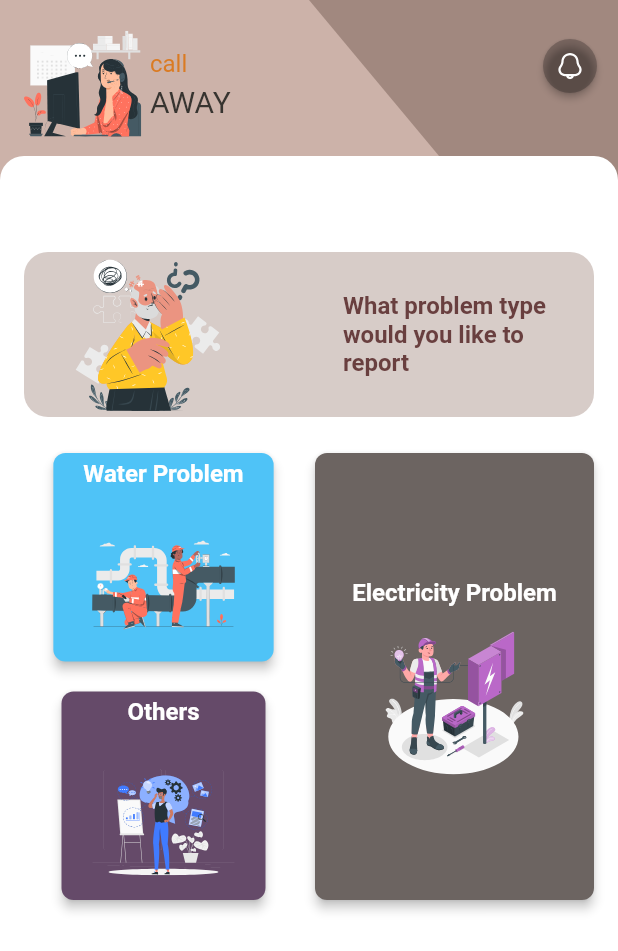
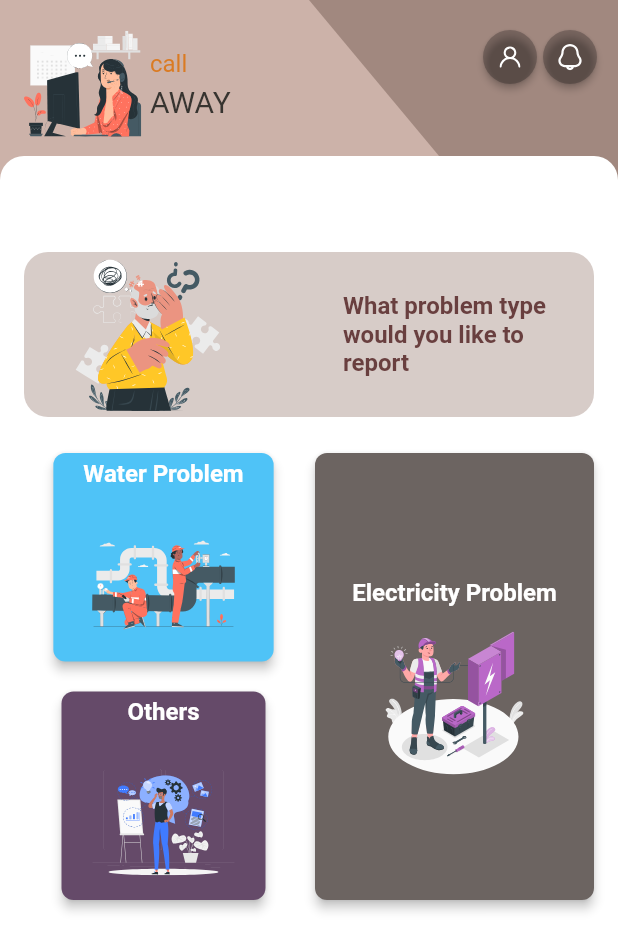
Before and after one commit to SelaseKay/call-away, a Flutter app: the screen it shows after launch, on a phone screen of 412 x 824 dp. Shown: the top 951 px of the screen. Run offline on Flutter 3.47's test engine with Material 2 defaults, Android fonts, the phone set to English and light mode, and no system bars; our stand-ins replace flutter_svg, google_fonts; Roboto replaces fonts that are missing (MochiyPopPOne, MochiyPopPone).

Commit message:
added profile icon

```diff
--- a/lib/main.dart
+++ b/lib/main.dart
@@ -94,7 +94,9 @@ class _MyHomePageState extends State<MyHomePage> {
                                   ],
                                 ),
                               ),
-                              const SizedBox(width: 8.0,),
+                              const SizedBox(
+                                width: 8.0,
+                              ),
                               const Expanded(
                                 child: _ProblemTypeButton(
                                     backgroundColor: Color(0xFF6C6461),
@@ -124,12 +126,17 @@ class _Brand extends StatelessWidget {
       padding: const EdgeInsets.only(left: 16.0, top: 20.0),
       child: Row(
         crossAxisAlignment: CrossAxisAlignment.start,
+        mainAxisAlignment: MainAxisAlignment.spaceBetween,
         children: [
           Expanded(
             child: Row(
               crossAxisAlignment: CrossAxisAlignment.center,
               children: [
-                SvgPicture.asset("assets/images/contact-us.svg", height: 72.0, width: 80.0,),
+                SvgPicture.asset(
+                  "assets/images/contact-us.svg",
+                  height: 72.0,
+                  width: 80.0,
+                ),
                 Padding(
                   padding: const EdgeInsets.all(4.0),
                   child: Column(
@@ -150,21 +157,33 @@ class _Brand extends StatelessWidget {
               ],
             ),
           ),
-          const _NotificationIcon()
+          Stack(
+            children: const [
+              Padding(
+                padding: EdgeInsets.only(left: 40.0),
+                child: _IconButton(
+                  assetName: 'assets/images/def_notif.svg',
+                ),
+              ),
+              _IconButton(assetName: 'assets/images/profile.svg'),
+
+            ],
+          )
         ],
       ),
     );
   }
 }
 
-class _NotificationIcon extends StatefulWidget {
-  const _NotificationIcon({Key? key}) : super(key: key);
+class _IconButton extends StatefulWidget {
+  const _IconButton({Key? key, required this.assetName}) : super(key: key);
+  final String assetName;
 
   @override
-  State<_NotificationIcon> createState() => __NotificationIconState();
+  State<_IconButton> createState() => __IconButtonState();
 }
 
-class __NotificationIconState extends State<_NotificationIcon> {
+class __IconButtonState extends State<_IconButton> {
   @override
   Widget build(BuildContext context) {
     // return CircleAvatar(
@@ -179,17 +198,20 @@ class __NotificationIconState extends State<_NotificationIcon> {
     // );
     return ElevatedButton(
       onPressed: () {},
-      style: ButtonStyle(
-        shape: MaterialStateProperty.all(const CircleBorder()),
+      style: ElevatedButton.styleFrom(
+        primary: const Color(0xFF000000).withOpacity(0.23),
+        shape: const CircleBorder(),
+        // shape: MaterialStateProperty.all(const CircleBorder()),
+        tapTargetSize: MaterialTapTargetSize.shrinkWrap,
         // padding: MaterialStateProperty.all(const EdgeInsets.all(2.0)),
-        backgroundColor: MaterialStateProperty.all(
-            const Color(0xFF000000).withOpacity(0.23)), // <-- Button color
+        // backgroundColor: MaterialStateProperty.all(
+        //     const Color(0xFF000000).withOpacity(0.23)), // <-- Button color
         // overlayColor: MaterialStateProperty.resolveWith<Color?>((states) {
         //   if (states.contains(MaterialState.pressed))
         //     return Colors.red; // <-- Splash color
         // }),
       ),
-      child: SvgPicture.asset('assets/images/def_notif.svg'),
+      child: SvgPicture.asset(widget.assetName),
     );
   }
 }
@@ -208,7 +230,11 @@ class _Header extends StatelessWidget {
         child: Row(
           mainAxisAlignment: MainAxisAlignment.spaceBetween,
           children: [
-            SvgPicture.asset('assets/images/header.svg', height: 102.0, width: 102.0,),
+            SvgPicture.asset(
+              'assets/images/header.svg',
+              height: 102.0,
+              width: 102.0,
+            ),
             Column(
               crossAxisAlignment: CrossAxisAlignment.start,
               mainAxisAlignment: MainAxisAlignment.center,
@@ -258,7 +284,6 @@ class _ProblemTypeButton extends StatelessWidget {
 
   @override
   Widget build(BuildContext context) {
-
     return ElevatedButton(
         style: ElevatedButton.styleFrom(
             elevation: 3.0,
@@ -284,7 +309,11 @@ class _ProblemTypeButton extends StatelessWidget {
               const SizedBox(
                 height: 16.0,
               ),
-              SvgPicture.asset(assetName, height: 96.0, width: 96.0,)
+              SvgPicture.asset(
+                assetName,
+                height: 96.0,
+                width: 96.0,
+              )
             ],
           ),
         ));
```
Also changed, not shown: assets/images/profile.svg (added).
